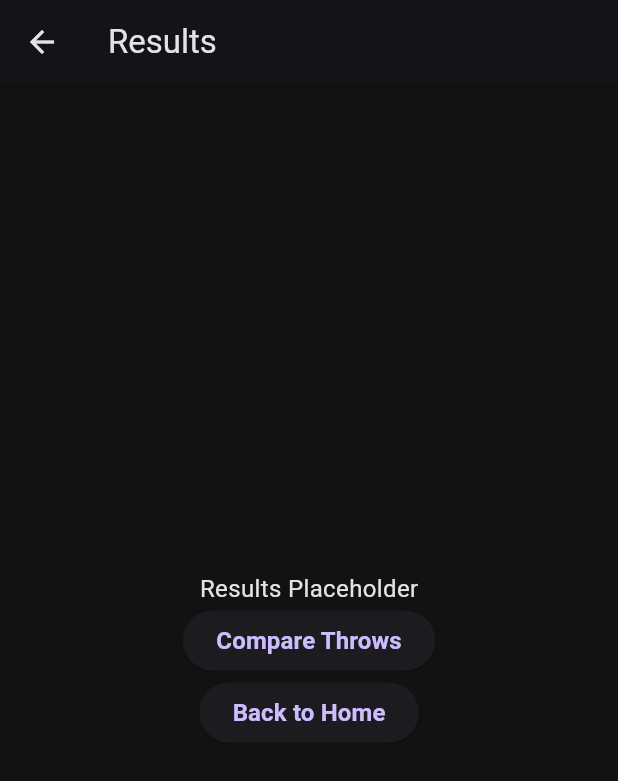
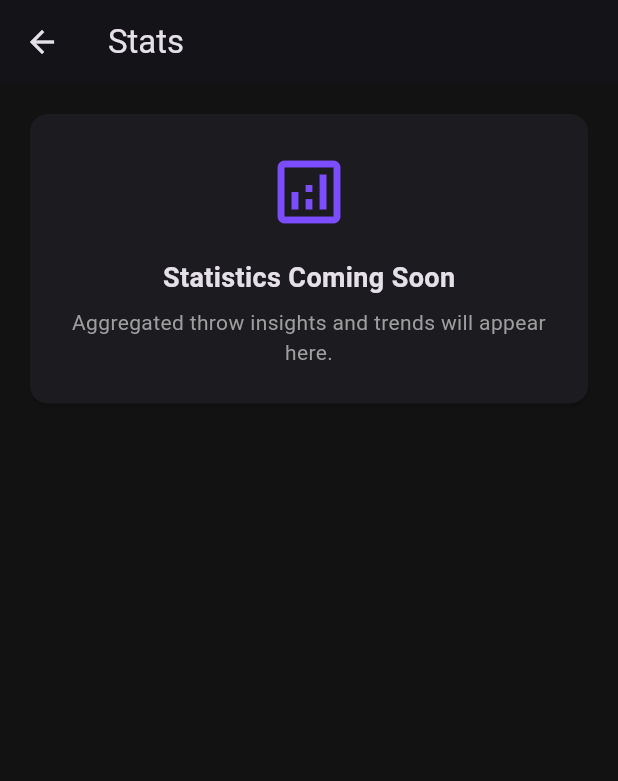
Before and after one commit to vinol3/bowling_assistant, a Flutter app: the ResultsScreen screen opened by its route, on a phone screen of 412 x 824 dp. Shown: the top 781 px of the screen. Run offline on Flutter 3.47's test engine with Material 3 defaults, Android fonts, the phone set to English and light mode, and no system bars; our stand-ins replace camera, cloud_firestore, file_picker, firebase_auth, firebase_core; accounts and stored records are empty.

```diff
--- a/lib/config/api_config.dart
+++ b/lib/config/api_config.dart
@@ -1,7 +1,7 @@
 class ApiConfig {
   static const String baseUrl = String.fromEnvironment(
     'API_BASE_URL',
-    // defaultValue: 'http://127.0.0.1:8000', // web or desktop
-    defaultValue: 'http://172.29.160.1:8000', //mobile (must be on the same wifi)
+    defaultValue: 'http://127.0.0.1:8000', // web or desktop
+    // defaultValue: 'http://172.29.160.1:8000', //mobile (must be on the same wifi)
   );
 }
--- a/lib/models/bowling_throw.dart
+++ b/lib/models/bowling_throw.dart
@@ -9,7 +9,7 @@ class BowlingThrow {
   final double? entryBoard;
   final double? breackpointBoard;
   final double? breackpointDistance;
-  final DateTime? createdAt;
+  DateTime? createdAt;
 
   BowlingThrow({
     required this.id,
@@ -52,7 +52,7 @@ class BowlingThrow {
       entryBoard: map['entryBoard'] != null ? (map['entryBoard'] as num).toDouble() : null,
       breackpointBoard: map['breackpointBoard'] != null ? (map['breackpointBoard'] as num).toDouble() : null,
       breackpointDistance: map['breackpointDistance'] != null ? (map['breackpointDistance'] as num).toDouble() : null,
-      createdAt: DateTime.parse(map['createdAt']),
+      createdAt: map['createdAt'] != null ? DateTime.parse(map['createdAt'] as String) : null,
     );
   }
 }
--- a/lib/screens/analysis_screen.dart
+++ b/lib/screens/analysis_screen.dart
@@ -99,7 +99,9 @@ class _ThrowCard extends StatelessWidget {
                   crossAxisAlignment: CrossAxisAlignment.start,
                   children: [
                     Text(
-                      _formatFullDateTime(throwData.createdAt!),
+                      throwData.createdAt != null
+                          ? _formatFullDateTime(throwData.createdAt!)
+                          : '--',
                       style: AppTextStyles.caption,
                     ),
                     const SizedBox(height: 6),
--- a/lib/screens/result_screen.dart
+++ b/lib/screens/result_screen.dart
@@ -1,4 +1,6 @@
 import 'package:flutter/material.dart';
+import '../theme/app_text_styles.dart';
+import '../theme/app_colors.dart';
 
 class ResultsScreen extends StatelessWidget {
   const ResultsScreen({super.key});
@@ -6,21 +8,53 @@ class ResultsScreen extends StatelessWidget {
   @override
   Widget build(BuildContext context) {
     return Scaffold(
-      appBar: AppBar(title: const Text('Results')),
-      body: Center(
-        child: Column(
-          mainAxisAlignment: MainAxisAlignment.center,
-          children: [
-            const Text('Results Placeholder'),
-            ElevatedButton(
-              onPressed: () => Navigator.pushNamed(context, '/compare'),
-              child: const Text('Compare Throws'),
-            ),
-            ElevatedButton(
-              onPressed: () => Navigator.popUntil(context, ModalRoute.withName('/')),
-              child: const Text('Back to Home'),
-            ),
-          ],
+      appBar: AppBar(
+        title: const Text('Stats'),
+      ),
+      body: Padding(
+        padding: const EdgeInsets.all(16),
+        child: TweenAnimationBuilder<double>(
+          tween: Tween(begin: 0, end: 1),
+          duration: const Duration(milliseconds: 400),
+          builder: (context, value, child) {
+            return Opacity(
+              opacity: value,
+              child: Transform.translate(
+                offset: Offset(0, 16 * (1 - value)),
+                child: child,
+              ),
+            );
+          },
+          child: Column(
+            children: [
+              Card(
+                child: Padding(
+                  padding: const EdgeInsets.all(24),
+                  child: Column(
+                    children: [
+                      const Icon(
+                        Icons.analytics_outlined,
+                        size: 56,
+                        color: AppColors.primary,
+                      ),
+                      const SizedBox(height: 16),
+                      Text(
+                        'Statistics Coming Soon',
+                        style: AppTextStyles.sectionTitle,
+                      ),
+                      const SizedBox(height: 8),
+                      Text(
+                        'Aggregated throw insights and trends will appear here.',
+                        style: AppTextStyles.bodyMuted,
+                        textAlign: TextAlign.center,
+                      ),
+                    ],
+                  ),
+                ),
+              ),
+              const SizedBox(height: 24),
+            ],
+          ),
         ),
       ),
     );
--- a/lib/screens/throw_details_screen.dart
+++ b/lib/screens/throw_details_screen.dart
@@ -25,7 +25,9 @@ class ThrowDetailScreen extends StatelessWidget {
             children: [
               _RowItem(
                 label: 'Date & Time',
-                value: _formatFullDateTime(throwData.createdAt!),
+                value: throwData.createdAt != null
+                    ? _formatFullDateTime(throwData.createdAt!)
+                    : '--',
               ),
             ],
           ),
--- a/lib/services/analysis_api_service.dart
+++ b/lib/services/analysis_api_service.dart
@@ -65,6 +65,8 @@ class AnalysisApiService {
         jsonDecode(responseBody) as Map<String, dynamic>;
 
     final String id = _uuid.v4();
-    return BowlingThrow.fromMap(id, data);
+    BowlingThrow throwData = BowlingThrow.fromMap(id, data);
+    throwData.createdAt = DateTime.now();
+    return throwData;
   }
 }
```
